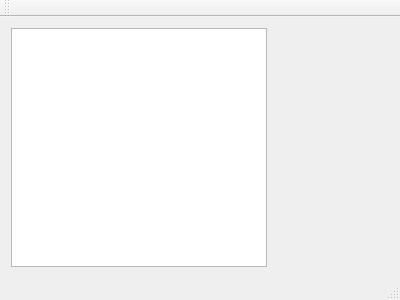
Old version of the form src/mainwindow.ui in the repository flysight/flysight-configurator.
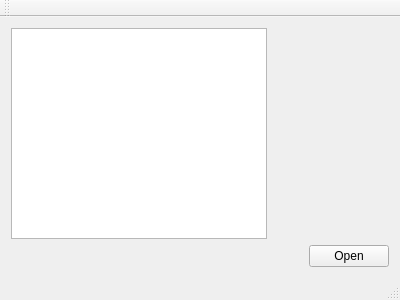
New version of the form.

Commit message: Add Open button to main window

Diff of the .ui file:
```diff
--- a/src/mainwindow.ui
+++ b/src/mainwindow.ui
@@ -14,12 +14,40 @@
    <string>FlySight Configurator</string>
   </property>
   <widget class="QWidget" name="centralWidget">
-   <layout class="QHBoxLayout" name="horizontalLayout">
+   <layout class="QVBoxLayout" name="verticalLayout">
     <item>
-     <widget class="QListWidget" name="listWidget"/>
+     <layout class="QHBoxLayout" name="horizontalLayout_2">
+      <item>
+       <widget class="QListWidget" name="listWidget"/>
+      </item>
+      <item>
+       <widget class="QStackedWidget" name="stackedWidget"/>
+      </item>
+     </layout>
     </item>
     <item>
-     <widget class="QStackedWidget" name="stackedWidget"/>
+     <layout class="QHBoxLayout" name="horizontalLayout">
+      <item>
+       <spacer name="horizontalSpacer">
+        <property name="orientation">
+         <enum>Qt::Horizontal</enum>
+        </property>
+        <property name="sizeHint" stdset="0">
+         <size>
+          <width>40</width>
+          <height>20</height>
+         </size>
+        </property>
+       </spacer>
+      </item>
+      <item>
+       <widget class="QPushButton" name="openButton">
+        <property name="text">
+         <string>Open</string>
+        </property>
+       </widget>
+      </item>
+     </layout>
     </item>
    </layout>
   </widget>
```
The commit also changes 2 other files.
